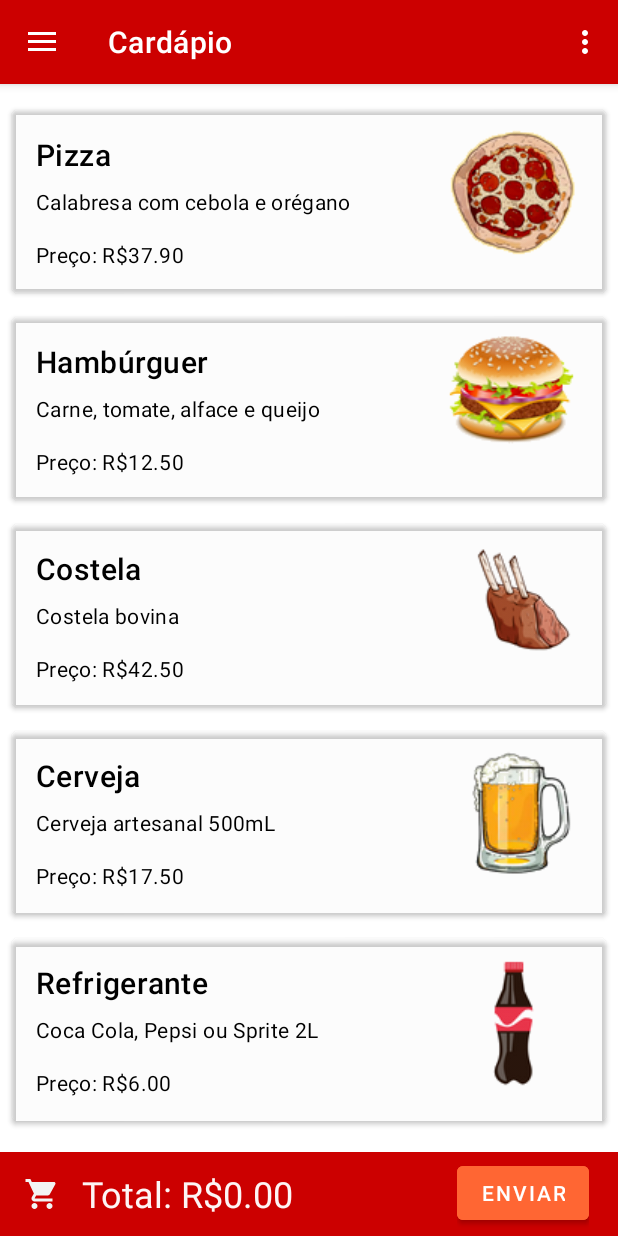
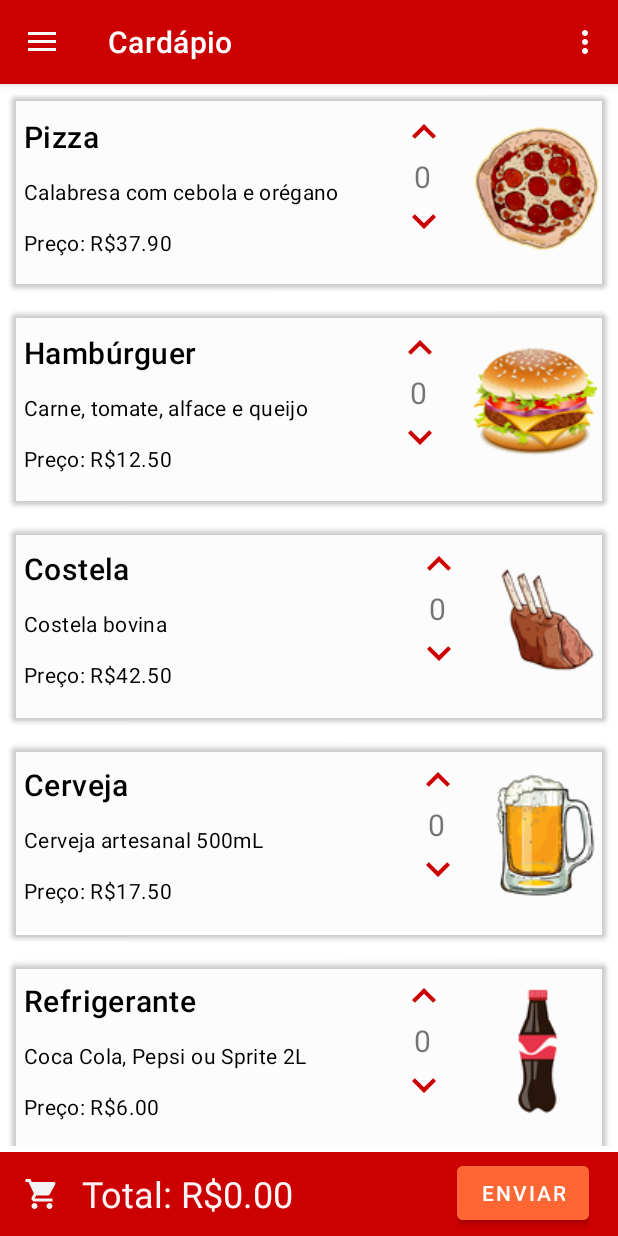
Before and after one commit to lucaseduardo91/ATInterfaces, an Android app: the screen it shows after launch (MenuActivity), in the side drawer, after a tap on "Cardápio", on a phone screen of 412 x 824 dp. Run offline under Robolectric (Android 15) with nearby library versions, the phone set to English and light mode, and no system bars; our stand-ins replace navigation-ui.

Commit message:
Inserção na lista de produtos funcionando

```diff
--- a/app/src/main/java/com/example/atinterfaces/adapters/ProdutoAdapter.kt
+++ b/app/src/main/java/com/example/atinterfaces/adapters/ProdutoAdapter.kt
@@ -3,14 +3,17 @@ package com.example.atinterfaces.adapters
 import android.view.LayoutInflater
 import android.view.View
 import android.view.ViewGroup
+import android.widget.ImageButton
 import android.widget.ImageView
 import android.widget.TextView
+import androidx.lifecycle.ViewModelProviders
 import androidx.recyclerview.widget.RecyclerView
 import com.example.atinterfaces.R
 import com.example.atinterfaces.models.Produto
+import com.example.atinterfaces.viewmodels.PedidoViewModel
 
 
-class ProdutoAdapter :
+class ProdutoAdapter(pedidoViewModel: PedidoViewModel) :
     RecyclerView.Adapter<ProdutoAdapter.ProdutoViewHolder>(){
 
     var listaProdutos = mutableListOf<Produto>(Produto("Pizza","Calabresa com cebola e orégano",37.90,R.drawable.pizza),
@@ -19,13 +22,52 @@ class ProdutoAdapter :
         Produto("Cerveja","Cerveja artesanal 500mL",17.50,R.drawable.cervejasembkg),
         Produto("Refrigerante","Coca Cola, Pepsi ou Sprite 2L",6.00,R.drawable.refrigerante))
 
-    class ProdutoViewHolder(itemView: View):
+    var pedidoViewModel = pedidoViewModel
+
+    class ProdutoViewHolder(itemView: View,pedidoViewModel: PedidoViewModel,listaProdutos : MutableList<Produto>):
         RecyclerView.ViewHolder(itemView){
 
         var tituloCard = itemView.findViewById<TextView>(R.id.tituloCard)
         var descCard = itemView.findViewById<TextView>(R.id.descCard)
         var precoCard = itemView.findViewById<TextView>(R.id.precoCard)
         var imgCard = itemView.findViewById<ImageView>(R.id.imgCard)
+        var qtdCard = itemView.findViewById<TextView>(R.id.quantidade)
+        var btnMais = itemView!!.findViewById<ImageButton>(R.id.btnAumenta).setOnClickListener {
+            try{
+                var qtdAtual = qtdCard.text.toString().toInt()
+                var prodIndice = adapterPosition
+
+                // Muda o valor apresentado
+                qtdAtual++
+                qtdCard.text = qtdAtual.toString()
+
+                // Insere o produto na lista de produtos do pedido
+                var prod = listaProdutos[prodIndice]
+
+                //pedidoViewModel.addProduto(Produto(prod.nomeProduto,prod.descricao,prod.preco,prod.imagem))
+                pedidoViewModel.addProduto(listaProdutos[prodIndice])
+            }
+            catch(nfe: NumberFormatException){
+            }
+        }
+        var btnMenos = itemView!!.findViewById<ImageButton>(R.id.btnDiminui).setOnClickListener {
+            try{
+                var qtdAtual = qtdCard.text.toString().toInt()
+                var prodIndice = adapterPosition
+
+                if(qtdAtual > 0){
+                    // Muda o valor apresentado
+                    qtdAtual--
+                    qtdCard.text = qtdAtual.toString()
+
+                    // Remove o produto na lista de produtos do pedido
+                    pedidoViewModel.removeProduto(listaProdutos[prodIndice])
+                }
+
+            }
+            catch(nfe: NumberFormatException){
+            }
+        }
     }
 
     override fun onCreateViewHolder(parent: ViewGroup, viewType: Int): ProdutoViewHolder {
@@ -33,7 +75,7 @@ class ProdutoAdapter :
             .from(parent.context)
             .inflate(R.layout.fragment_item_produtos, parent, false)
 
-        return ProdutoViewHolder(card)
+        return ProdutoViewHolder(card,pedidoViewModel,listaProdutos)
     }
 
     override fun getItemCount() = listaProdutos.size
@@ -44,6 +86,7 @@ class ProdutoAdapter :
         holder.descCard.text = listaProdutos[position].descricao.toString()
         holder.precoCard.text = "Preço: R$" + String.format("%.2f",listaProdutos[position].preco)
         holder.imgCard.setImageResource(listaProdutos[position].imagem)
+        holder.qtdCard.text = listaProdutos[position].qtd.toString()
     }
 
 }
--- a/app/src/main/java/com/example/atinterfaces/models/Produto.kt
+++ b/app/src/main/java/com/example/atinterfaces/models/Produto.kt
@@ -12,6 +12,6 @@ class Produto{
         this.descricao = descricao
         this.preco = preco
         this.imagem = imagem
-        this.qtd = 1
+        this.qtd = 0
     }
 }
--- a/app/src/main/java/com/example/atinterfaces/ui/cardapio/CardapioFragment.kt
+++ b/app/src/main/java/com/example/atinterfaces/ui/cardapio/CardapioFragment.kt
@@ -5,16 +5,23 @@ import androidx.fragment.app.Fragment
 import android.view.LayoutInflater
 import android.view.View
 import android.view.ViewGroup
+import androidx.core.view.get
+import androidx.lifecycle.ViewModelProviders
 import androidx.recyclerview.widget.LinearLayoutManager
 
 import com.example.atinterfaces.R
 import com.example.atinterfaces.adapters.ProdutoAdapter
+import com.example.atinterfaces.models.Produto
+import com.example.atinterfaces.viewmodels.PedidoViewModel
 import kotlinx.android.synthetic.main.fragment_cardapio.*
+import kotlinx.android.synthetic.main.fragment_item_produtos.*
 
 /**
  * A simple [Fragment] subclass.
  */
 class CardapioFragment : Fragment() {
+
+    private lateinit var pedidoViewModel: PedidoViewModel
 
     override fun onCreateView(
         inflater: LayoutInflater, container: ViewGroup?,
@@ -26,11 +33,17 @@ class CardapioFragment : Fragment() {
 
     override fun onViewCreated(view: View, savedInstanceState: Bundle?) {
         super.onViewCreated(view, savedInstanceState)
+
+        activity?.let { act ->
+            pedidoViewModel = ViewModelProviders.of(act)
+                .get(PedidoViewModel::class.java)
+        }
+
         configurarRecyclerView()
     }
 
     private fun configurarRecyclerView(){
         listagemProdutos.layoutManager = LinearLayoutManager(activity)
-        listagemProdutos.adapter = ProdutoAdapter()
+        listagemProdutos.adapter = ProdutoAdapter(pedidoViewModel)
     }
 }
--- a/app/src/main/java/com/example/atinterfaces/viewmodels/PedidoViewModel.kt
+++ b/app/src/main/java/com/example/atinterfaces/viewmodels/PedidoViewModel.kt
@@ -19,6 +19,8 @@ class PedidoViewModel : ViewModel(){
             produtos.add(produto)
 
         total.value = total.value?.plus(produto!!.preco)
+        var aux1 = total.value
+        var aux2 = 2
     }
 
     fun removeProduto(produto : Produto){
@@ -42,14 +44,16 @@ class PedidoViewModel : ViewModel(){
 
         var cont = 0
 
-        while(cont <= produtos.size){
-            if( (produtos[cont].nomeProduto == produto.nomeProduto) &&
-                (produtos[cont].descricao == produto.descricao) &&
-                (produtos[cont].preco.compareTo(produto.preco) == 0) )
-            {
-                return cont
+        if(produtos.size > 0) {
+            while (cont < produtos.size) {
+                if ((produtos[cont].nomeProduto == produto.nomeProduto) &&
+                    (produtos[cont].descricao == produto.descricao) &&
+                    (produtos[cont].preco.compareTo(produto.preco) == 0)
+                ) {
+                    return cont
+                }
+                cont++
             }
-            cont++
         }
         return -1
     }
--- /dev/null
+++ b/app/src/main/res/drawable/ic_aumenta_32dp.xml
@@ -0,0 +1,5 @@
+<vector android:height="32dp" android:tint="#CC0000"
+    android:viewportHeight="24.0" android:viewportWidth="24.0"
+    android:width="32dp" xmlns:android="http://schemas.android.com/apk/res/android">
+    <path android:fillColor="#FF000000" android:pathData="M12,8l-6,6 1.41,1.41L12,10.83l4.59,4.58L18,14z"/>
+</vector>
--- /dev/null
+++ b/app/src/main/res/drawable/ic_aumenta_qtd.xml
@@ -0,0 +1,5 @@
+<vector android:height="24dp" android:tint="#CC0000"
+    android:viewportHeight="24.0" android:viewportWidth="24.0"
+    android:width="24dp" xmlns:android="http://schemas.android.com/apk/res/android">
+    <path android:fillColor="#FF000000" android:pathData="M10,6L8.59,7.41 13.17,12l-4.58,4.59L10,18l6,-6z"/>
+</vector>
--- /dev/null
+++ b/app/src/main/res/drawable/ic_diminui_32dp.xml
@@ -0,0 +1,5 @@
+<vector android:height="32dp" android:tint="#CC0000"
+    android:viewportHeight="24.0" android:viewportWidth="24.0"
+    android:width="32dp" xmlns:android="http://schemas.android.com/apk/res/android">
+    <path android:fillColor="#FF000000" android:pathData="M16.59,8.59L12,13.17 7.41,8.59 6,10l6,6 6,-6z"/>
+</vector>
--- /dev/null
+++ b/app/src/main/res/drawable/ic_diminui_qtd.xml
@@ -0,0 +1,5 @@
+<vector android:height="24dp" android:tint="#CC0000"
+    android:viewportHeight="24.0" android:viewportWidth="24.0"
+    android:width="24dp" xmlns:android="http://schemas.android.com/apk/res/android">
+    <path android:fillColor="#FF000000" android:pathData="M15.41,7.41L14,6l-6,6 6,6 1.41,-1.41L10.83,12z"/>
+</vector>
--- a/app/src/main/res/layout/fragment_item_produtos.xml
+++ b/app/src/main/res/layout/fragment_item_produtos.xml
@@ -5,9 +5,6 @@
         android:id="@+id/card"
         android:layout_height="wrap_content"
         android:layout_margin="8dp"
-        android:checkable="true"
-        android:clickable="true"
-        android:focusable="true"
         android:backgroundTint="@color/cardview_shadow_end_color"
         app:layout_constraintBottom_toBottomOf="parent"
         app:layout_constraintEnd_toEndOf="parent"
@@ -16,50 +13,105 @@
         app:layout_constraintVertical_bias="0.0"
         app:cardElevation="2dp">
 
-        <LinearLayout
+        <androidx.constraintlayout.widget.ConstraintLayout
             android:layout_width="fill_parent"
             android:layout_height="wrap_content"
             android:orientation="horizontal">
 
-            <LinearLayout
-                android:layout_width="wrap_content"
-                android:layout_height="wrap_content"
-                android:orientation="vertical"
-                android:padding="16dp">
 
                 <!-- Title, secondary and supporting text -->
             <TextView
                 android:id="@+id/tituloCard"
                 android:layout_width="wrap_content"
                 android:layout_height="wrap_content"
+                android:layout_marginStart="8dp"
                 android:text="Pizza"
                 android:textAppearance="?attr/textAppearanceHeadline6"
                 android:textColor="@color/design_default_color_on_secondary"
-                    android:textColorHighlight="#4F5254" />
+                android:textColorHighlight="#4F5254"
+                app:layout_constraintBottom_toTopOf="@+id/descCard"
+                app:layout_constraintEnd_toStartOf="@+id/btnAumenta"
+                app:layout_constraintHorizontal_bias="0.0"
+                app:layout_constraintStart_toStartOf="parent"
+                app:layout_constraintTop_toTopOf="parent" />
 
             <TextView
                 android:id="@+id/descCard"
                 android:layout_width="wrap_content"
                 android:layout_height="wrap_content"
-                    android:layout_marginTop="8dp"
+                android:layout_marginStart="8dp"
                 android:text="Calabresa com cebola e orégano"
                 android:textAppearance="?attr/textAppearanceBody2"
-                    android:textColor="@color/design_default_color_on_secondary" />
+                android:textColor="@color/design_default_color_on_secondary"
+                app:layout_constraintBottom_toBottomOf="parent"
+                app:layout_constraintEnd_toStartOf="@+id/quantidade"
+                app:layout_constraintHorizontal_bias="0.0"
+                app:layout_constraintStart_toStartOf="parent"
+                app:layout_constraintTop_toTopOf="parent" />
 
             <TextView
                 android:id="@+id/precoCard"
                 android:layout_width="wrap_content"
                 android:layout_height="wrap_content"
-                    android:layout_marginTop="16dp"
+                android:layout_marginStart="8dp"
                 android:text="Preço: R$37,90"
                 android:textAppearance="?attr/textAppearanceBody2"
-                    android:textColor="@color/design_default_color_on_secondary" />
-            </LinearLayout>
+                android:textColor="@color/design_default_color_on_secondary"
+                app:layout_constraintBottom_toBottomOf="parent"
+                app:layout_constraintEnd_toStartOf="@+id/quantidade"
+                app:layout_constraintHorizontal_bias="0.0"
+                app:layout_constraintStart_toStartOf="parent"
+                app:layout_constraintTop_toTopOf="parent"
+                app:layout_constraintVertical_bias="0.81" />
 
-            <Space
-                android:layout_width="0dp"
-                android:layout_height="0dp"
-                android:layout_weight="1" />
+
+            <ImageButton
+                android:id="@+id/btnAumenta"
+                android:layout_width="32dp"
+                android:layout_height="32dp"
+                android:layout_gravity="center_horizontal"
+                android:layout_marginTop="8dp"
+                android:layout_marginEnd="16dp"
+                android:background="?attr/selectableItemBackgroundBorderless"
+                app:layout_constraintBottom_toTopOf="@+id/precoCard"
+                app:layout_constraintEnd_toStartOf="@+id/imgCard"
+                app:layout_constraintHorizontal_bias="1.0"
+                app:layout_constraintStart_toStartOf="parent"
+                app:layout_constraintTop_toTopOf="parent"
+                app:layout_constraintVertical_bias="0.0"
+                app:srcCompat="@drawable/ic_aumenta_32dp" />
+
+            <TextView
+                android:id="@+id/quantidade"
+                android:layout_width="wrap_content"
+                android:layout_height="wrap_content"
+                android:layout_marginEnd="27dp"
+                android:gravity="center_horizontal"
+                android:text="0"
+                android:textSize="20sp"
+                app:layout_constraintBottom_toTopOf="@+id/btnDiminui"
+                app:layout_constraintEnd_toStartOf="@+id/imgCard"
+                app:layout_constraintHorizontal_bias="1.0"
+                app:layout_constraintStart_toStartOf="parent"
+                app:layout_constraintTop_toBottomOf="@+id/btnAumenta"
+                app:layout_constraintVertical_bias="0.53" />
+
+            <ImageButton
+                android:id="@+id/btnDiminui"
+                android:layout_width="32dp"
+                android:layout_height="32dp"
+                android:layout_gravity="center_horizontal"
+                android:layout_marginEnd="16dp"
+                android:layout_marginBottom="8dp"
+                android:background="?attr/selectableItemBackgroundBorderless"
+                app:layout_constraintBottom_toBottomOf="@+id/precoCard"
+                app:layout_constraintEnd_toStartOf="@+id/imgCard"
+                app:layout_constraintHorizontal_bias="1.0"
+                app:layout_constraintStart_toStartOf="parent"
+                app:layout_constraintTop_toTopOf="parent"
+                app:layout_constraintVertical_bias="1.0"
+                app:srcCompat="@drawable/ic_diminui_32dp" />
+
 
             <ImageView
                 android:id="@+id/imgCard"
@@ -67,10 +119,16 @@
                 android:layout_height="wrap_content"
                 android:layout_gravity="right"
                 android:contentDescription="Imagem de uma garrafa de cerveja"
-                android:paddingTop="10dp"
-                android:paddingRight="20dp"
+                android:paddingTop="0dp"
+                android:paddingRight="4dp"
                 android:scaleType="centerCrop"
+                app:layout_constraintBottom_toBottomOf="parent"
+                app:layout_constraintEnd_toEndOf="parent"
+                app:layout_constraintHorizontal_bias="1.0"
+                app:layout_constraintStart_toStartOf="parent"
+                app:layout_constraintTop_toTopOf="parent"
+                app:layout_constraintVertical_bias="0.42000002"
                 app:srcCompat="@drawable/pizza" />
 
-        </LinearLayout>
+        </androidx.constraintlayout.widget.ConstraintLayout>
     </com.google.android.material.card.MaterialCardView>
```
Also changed, not shown: 1 other file. Lines whose indentation alone changed are shown as unchanged.
